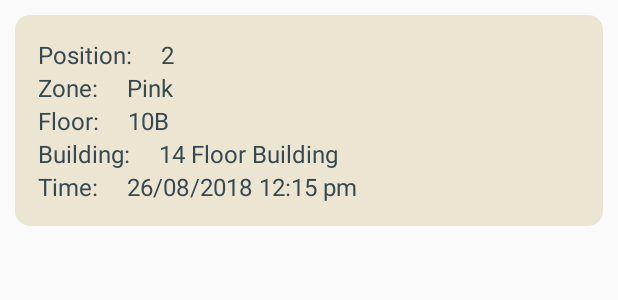
After one commit to harajuku789/Parka, an Android app: the layout message_home.xml on its own in the app's theme, with its tools: preview values and no code run, on a phone screen of 412 x 824 dp. The commit adds this screen. Shown: the top 300 px of the screen. Run offline under Robolectric (Android 15) with nearby library versions, the phone set to English and light mode, and no system bars.

Commit message:
create Session again and add old xml design file

```diff
--- /dev/null
+++ b/app/src/main/res/layout/message_home.xml
@@ -0,0 +1,122 @@
+<?xml version="1.0" encoding="utf-8"?>
+<LinearLayout xmlns:android="http://schemas.android.com/apk/res/android"
+    xmlns:tools="http://schemas.android.com/tools"
+    android:layout_width="match_parent"
+    android:layout_height="wrap_content"
+    android:layout_margin="@dimen/margin_message"
+    android:background="@drawable/message_box"
+    android:orientation="vertical"
+    android:padding="@dimen/mess_box_padding">
+
+    <LinearLayout
+        android:layout_width="match_parent"
+        android:layout_height="wrap_content"
+        android:orientation="horizontal">
+
+        <TextView
+            android:id="@+id/tvPostionBuilding"
+            style="@style/header_font_size_title2"
+            android:layout_width="wrap_content"
+            android:layout_height="wrap_content"
+            android:layout_marginRight="@dimen/mess_margin_right"
+            android:text="Position: " />
+    <TextView
+        android:id="@+id/tvPosition"
+        style="@style/header_font_size_title2"
+        android:layout_width="wrap_content"
+        android:layout_height="wrap_content"
+        android:layout_marginRight="@dimen/mess_margin_right"
+        android:text="@string/position_message" />
+    </LinearLayout>
+
+    <LinearLayout
+        android:layout_width="match_parent"
+        android:layout_height="wrap_content"
+        android:orientation="horizontal">
+
+        <TextView
+            android:id="@+id/tvZoneBuilding"
+            style="@style/header_font_size_title2"
+            android:layout_width="wrap_content"
+            android:layout_height="wrap_content"
+            android:layout_marginRight="@dimen/mess_margin_right"
+            android:text="Zone: " />
+
+    <TextView
+        android:id="@+id/tvZone"
+        style="@style/header_font_size_title2"
+        android:layout_width="wrap_content"
+        android:layout_height="wrap_content"
+        android:layout_marginRight="@dimen/mess_margin_right"
+        android:text="@string/zone_message" />
+    </LinearLayout>
+
+    <LinearLayout
+        android:layout_width="match_parent"
+        android:layout_height="wrap_content"
+        android:orientation="horizontal">
+
+        <TextView
+            android:id="@+id/tvFloorBuilding"
+            style="@style/header_font_size_title2"
+            android:layout_width="wrap_content"
+            android:layout_height="wrap_content"
+            android:layout_marginRight="@dimen/mess_margin_right"
+            android:text="Floor: " />
+
+        <TextView
+            android:id="@+id/tvFloor"
+            style="@style/header_font_size_title2"
+            android:layout_width="wrap_content"
+            android:layout_height="wrap_content"
+            android:layout_marginRight="@dimen/mess_margin_right"
+            android:text="@string/floor_message" />
+    </LinearLayout>
+
+    <LinearLayout
+        android:layout_width="match_parent"
+        android:layout_height="wrap_content"
+        android:orientation="horizontal">
+
+        <TextView
+            android:id="@+id/tvLocation"
+            style="@style/header_font_size_title2"
+            android:layout_width="wrap_content"
+            android:layout_height="wrap_content"
+            android:layout_marginRight="@dimen/mess_margin_right"
+            android:text="Building: " />
+
+        <TextView
+            android:id="@+id/tvBuilding"
+            style="@style/header_font_size_title2"
+            android:layout_width="match_parent"
+            android:layout_height="wrap_content"
+            android:text="@string/building_message" />
+
+    </LinearLayout>
+
+    <LinearLayout
+        android:id="@+id/dateStartTimeMessage"
+        android:layout_width="match_parent"
+        android:layout_height="wrap_content"
+        android:orientation="horizontal">
+
+        <TextView
+            android:id="@+id/tvStartTime"
+            style="@style/header_font_size_title2"
+            android:layout_width="wrap_content"
+            android:layout_height="wrap_content"
+            android:layout_marginRight="@dimen/mess_margin_right"
+            android:text="Time: " />
+
+
+        <TextView
+            android:id="@+id/tvStartTimeHere"
+            style="@style/header_font_size_title2"
+            android:layout_width="wrap_content"
+            android:layout_height="wrap_content"
+            android:layout_marginRight="@dimen/mess_margin_right"
+            android:text="@string/mess_start_time" />
+    </LinearLayout>
+
+</LinearLayout>
--- a/app/src/main/res/menu/navigation_manu.xml
+++ b/app/src/main/res/menu/navigation_manu.xml
@@ -8,7 +8,7 @@
         <item
             android:id="@+id/nav_help"
             android:icon="@drawable/ic_help_outline"
-            android:title="Home"/>
+            android:title="Help"/>
 
         <item
             android:id="@+id/nav_logout"
```
Also changed, not shown: app/src/main/java/com/iplds/minimintji/iplds/activity/HomeActivity.java (+33 -16 lines), app/src/main/java/com/iplds/minimintji/iplds/activity/MainActivity.java (+14 -1 lines), app/src/main/java/com/iplds/minimintji/iplds/activity/SessionManager.java (added, +35 -0 lines), app/src/main/java/com/iplds/minimintji/iplds/activity/WelcomeActivity.java (+15 -4 lines), app/src/main/res/layout/history.xml (added, +49 -0 lines).
